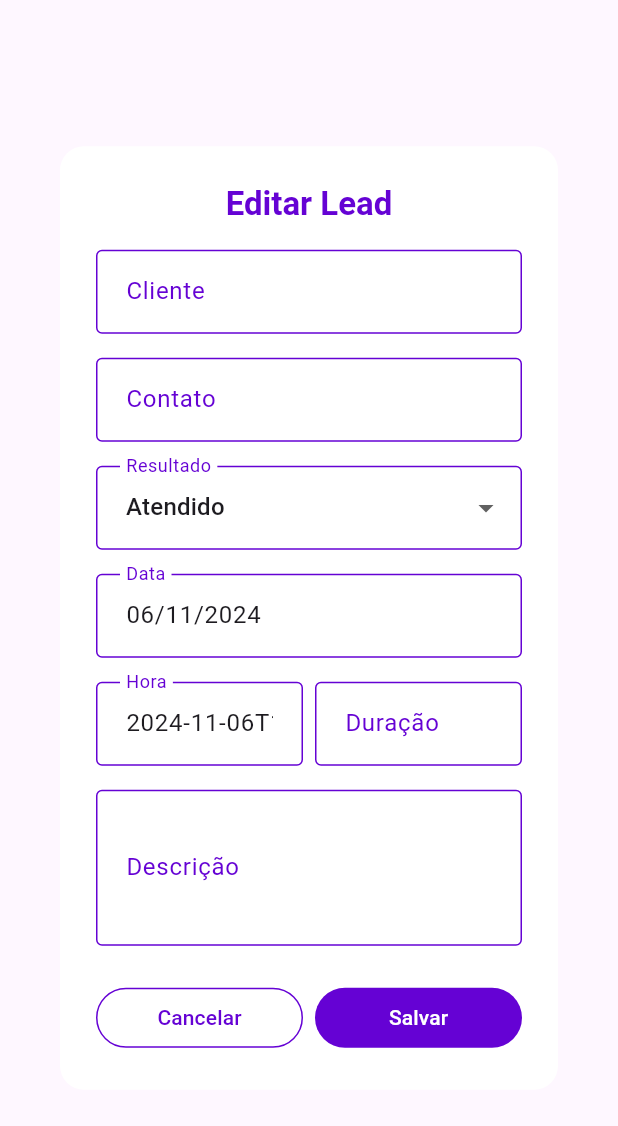
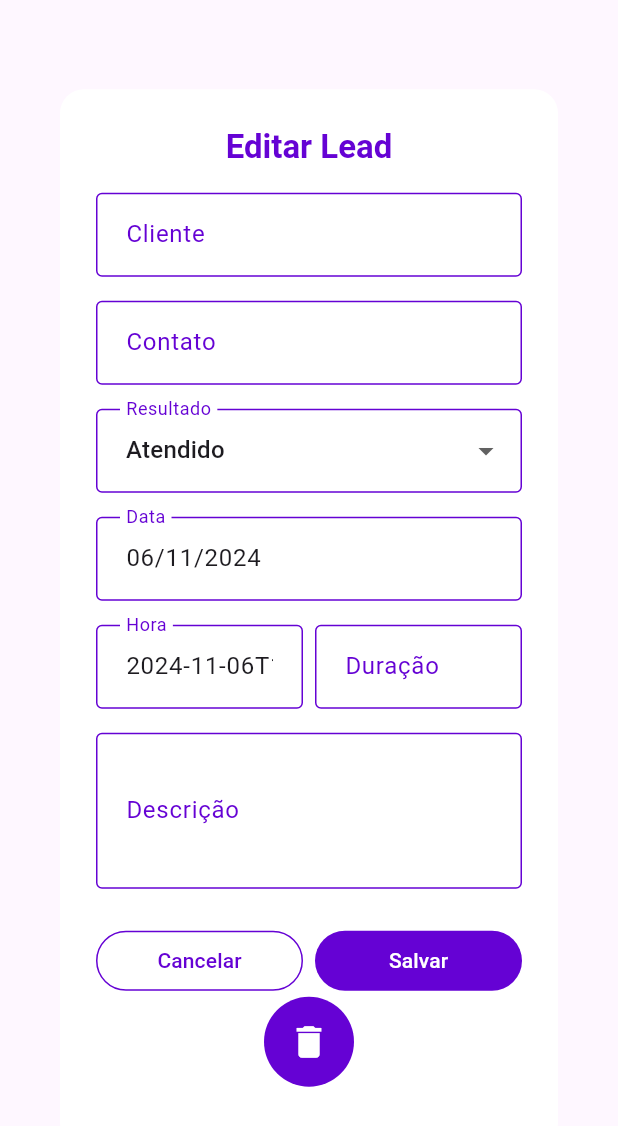
Before and after one commit to Grupo04-Esfera-Pro-Solucoes/EsferaPro, a Flutter app: the CallDialog widget shown alone on an empty page, opened directly with empty values, on a phone screen of 412 x 824 dp. Shown: the top 1126 px of the screen. Run offline on Flutter 3.47's test engine with Material 3 defaults, Android fonts, the phone set to English and light mode, and no system bars; our stand-ins replace file_picker, fl_chart, flutter_dotenv, flutter_multi_formatter, shared_preferences; missing offline and left inert: splash_screen_view; accounts and stored records are empty; network calls fail; statements that could not run were skipped.

Commit message:
deletar funcionando

```diff
--- a/lib/service/call_service.dart
+++ b/lib/service/call_service.dart
@@ -171,8 +171,8 @@ class CallService {
     }
   }
 
-  Future<void> deleteCall(String id) async {
-    final url = Uri.parse('$baseUrl/lead/delete/$id');
+  Future<void> deleteCall(String idLead) async {
+    final url = Uri.parse('$baseUrl/lead/delete/$idLead');
 
     try {
       final response = await http.delete(url);
--- a/lib/widgets/call_dialog.dart
+++ b/lib/widgets/call_dialog.dart
@@ -4,7 +4,7 @@ import 'package:intl/intl.dart';
 class CallDialog extends StatefulWidget {
   final Map<String, dynamic> callData;
   final Future<void> Function(Map<String, dynamic> updatedCallData) onEdit;
-  final VoidCallback onDelete;
+  final Future<void> Function(String) onDelete;
 
   const CallDialog({
     required this.callData,
@@ -31,13 +31,21 @@ class _CallDialogState extends State<CallDialog> {
   void initState() {
     super.initState();
 
-    descriptionController = TextEditingController(text: widget.callData['description'] ?? '');
-    clientController = TextEditingController(text: widget.callData['idClient']['name'] ?? '');
-    resultController = TextEditingController(text: widget.callData['result']['result'] ?? '');
-    dateController = TextEditingController(text: DateFormat('dd/MM/yyyy').format(DateTime.parse(widget.callData['date'] ?? DateTime.now().toString())));
-    timeController = TextEditingController(text: widget.callData['callTime'] ?? '');
-    durationController = TextEditingController(text: widget.callData['duration'] ?? '');
-    contactController = TextEditingController(text: widget.callData['contact'] ?? '');
+    descriptionController =
+        TextEditingController(text: widget.callData['description'] ?? '');
+    clientController =
+        TextEditingController(text: widget.callData['idClient']['name'] ?? '');
+    resultController =
+        TextEditingController(text: widget.callData['result']['result'] ?? '');
+    dateController = TextEditingController(
+        text: DateFormat('dd/MM/yyyy').format(DateTime.parse(
+            widget.callData['date'] ?? DateTime.now().toString())));
+    timeController =
+        TextEditingController(text: widget.callData['callTime'] ?? '');
+    durationController =
+        TextEditingController(text: widget.callData['duration'] ?? '');
+    contactController =
+        TextEditingController(text: widget.callData['contact'] ?? '');
 
     selectedResultId = widget.callData['result']['idLeadResult'] ?? 1;
   }
@@ -78,7 +86,8 @@ class _CallDialogState extends State<CallDialog> {
                 enabledBorder: OutlineInputBorder(
                   borderSide: BorderSide(color: Color(0xFF6502D4)),
                 ),
-                contentPadding: EdgeInsets.symmetric(horizontal: 16, vertical: 16),
+                contentPadding:
+                    EdgeInsets.symmetric(horizontal: 16, vertical: 16),
               ),
               readOnly: true,
             ),
@@ -97,7 +106,8 @@ class _CallDialogState extends State<CallDialog> {
                 enabledBorder: OutlineInputBorder(
                   borderSide: BorderSide(color: Color(0xFF6502D4)),
                 ),
-                contentPadding: EdgeInsets.symmetric(horizontal: 16, vertical: 16),
+                contentPadding:
+                    EdgeInsets.symmetric(horizontal: 16, vertical: 16),
               ),
               readOnly: true,
             ),
@@ -116,7 +126,8 @@ class _CallDialogState extends State<CallDialog> {
                 enabledBorder: OutlineInputBorder(
                   borderSide: BorderSide(color: Color(0xFF6502D4)),
                 ),
-                contentPadding: EdgeInsets.symmetric(horizontal: 16, vertical: 16),
+                contentPadding:
+                    EdgeInsets.symmetric(horizontal: 16, vertical: 16),
               ),
               items: const [
                 DropdownMenuItem(value: 1, child: Text('Atendido')),
@@ -149,7 +160,8 @@ class _CallDialogState extends State<CallDialog> {
                       enabledBorder: OutlineInputBorder(
                         borderSide: BorderSide(color: Color(0xFF6502D4)),
                       ),
-                      contentPadding: EdgeInsets.symmetric(horizontal: 16, vertical: 16),
+                      contentPadding:
+                          EdgeInsets.symmetric(horizontal: 16, vertical: 16),
                     ),
                   ),
                 ),
@@ -173,7 +185,8 @@ class _CallDialogState extends State<CallDialog> {
                       enabledBorder: OutlineInputBorder(
                         borderSide: BorderSide(color: Color(0xFF6502D4)),
                       ),
-                      contentPadding: EdgeInsets.symmetric(horizontal: 16, vertical: 16),
+                      contentPadding:
+                          EdgeInsets.symmetric(horizontal: 16, vertical: 16),
                     ),
                   ),
                 ),
@@ -193,7 +206,8 @@ class _CallDialogState extends State<CallDialog> {
                       enabledBorder: OutlineInputBorder(
                         borderSide: BorderSide(color: Color(0xFF6502D4)),
                       ),
-                      contentPadding: EdgeInsets.symmetric(horizontal: 16, vertical: 16),
+                      contentPadding:
+                          EdgeInsets.symmetric(horizontal: 16, vertical: 16),
                     ),
                   ),
                 ),
@@ -214,7 +228,8 @@ class _CallDialogState extends State<CallDialog> {
                 enabledBorder: OutlineInputBorder(
                   borderSide: BorderSide(color: Color(0xFF6502D4)),
                 ),
-                contentPadding: EdgeInsets.symmetric(horizontal: 16, vertical: 16),
+                contentPadding:
+                    EdgeInsets.symmetric(horizontal: 16, vertical: 16),
               ),
               maxLines: 3,
             ),
@@ -234,7 +249,8 @@ class _CallDialogState extends State<CallDialog> {
                   side: const BorderSide(width: 1, color: Color(0xFF6502D4)),
                   minimumSize: const Size(80, 40),
                 ),
-                child: const Text("Cancelar", style: TextStyle(color: Color(0xFF6502D4))),
+                child: const Text("Cancelar",
+                    style: TextStyle(color: Color(0xFF6502D4))),
               ),
             ),
             const SizedBox(width: 8),
@@ -245,7 +261,8 @@ class _CallDialogState extends State<CallDialog> {
                     final updatedCallData = {
                       'idLead': widget.callData['id'],
                       'contact': contactController.text,
-                      'date': DateFormat("yyyy-MM-dd'T'HH:mm:ss.SSS'Z'").format(DateFormat('dd/MM/yyyy').parse(dateController.text)),
+                      'date': DateFormat("yyyy-MM-dd'T'HH:mm:ss.SSS'Z'").format(
+                          DateFormat('dd/MM/yyyy').parse(dateController.text)),
                       'duration': durationController.text,
                       'description': descriptionController.text,
                       'result': {
@@ -264,11 +281,34 @@ class _CallDialogState extends State<CallDialog> {
                   backgroundColor: const Color(0xFF6502D4),
                   minimumSize: const Size(80, 40),
                 ),
-                child: const Text("Salvar", style: TextStyle(color: Colors.white)),
+                child:
+                    const Text("Salvar", style: TextStyle(color: Colors.white)),
               ),
             ),
           ],
         ),
+        Align(
+          alignment: Alignment.bottomCenter,
+          child: Padding(
+            padding: const EdgeInsets.only(bottom: 16.0),
+            child: TextButton(
+              onPressed: () async {
+                await widget.onDelete(widget.callData['idLead'].toString());
+                Navigator.pop(context);
+              },
+              style: TextButton.styleFrom(
+                backgroundColor: Color(0xFF6502D4),
+                shape: CircleBorder(),
+                padding: EdgeInsets.all(16),
+              ),
+              child: const Icon(
+                Icons.delete,
+                color: Colors.white,
+                size: 28,
+              ),
+            ),
+          ),
+        )
       ],
     );
   }
```
Also changed, not shown: lib/screens/call.dart (+12 -17 lines).
